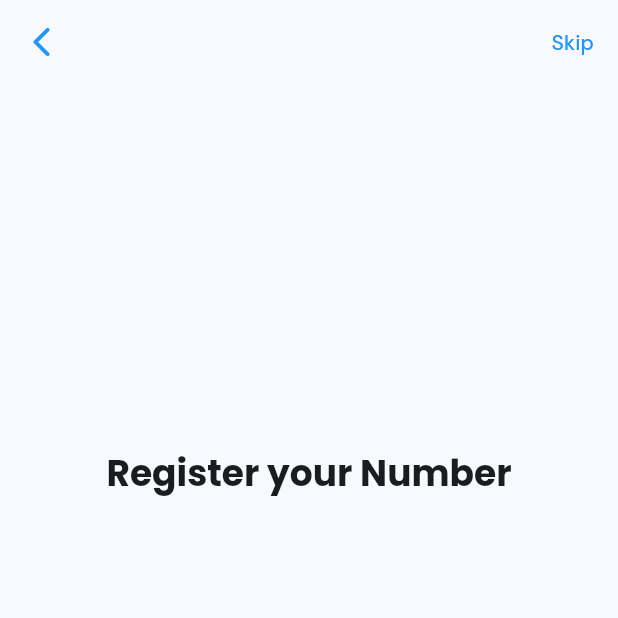
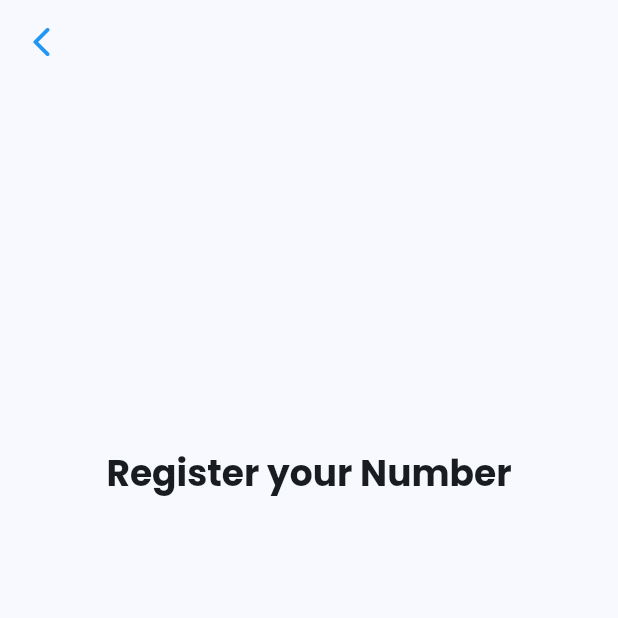
Before and after one commit to enbernaldez/athomeconvenience, a Flutter app: the screen it shows after launch, after a tap on "REGISTER", on a phone screen of 412 x 824 dp, the top half of it. Run offline on Flutter 3.47's test engine with Material 2 defaults, Android fonts, the phone set to English and light mode, and no system bars; drawn by our look-alikes of auto_size_text; our stand-ins replace cloud_firestore, convex_bottom_bar, country_picker, email_validator, firebase_auth, firebase_core and 9 more; accounts and stored records are empty.

Commit message:
removed skips

```diff
--- a/lib/landing_page.dart
+++ b/lib/landing_page.dart
@@ -12,24 +12,6 @@ class LandingPage extends StatelessWidget {
     return Scaffold(
       appBar: AppBar(
         automaticallyImplyLeading: false,
-        actions: [
-          GestureDetector(
-            onTap: () {
-              Navigator.of(context).push(
-                MaterialPageRoute(builder: (BuildContext context) {
-                  return const Navigation();
-                }),
-              );
-            },
-            child: Padding(
-              padding: const EdgeInsets.all(16.0),
-              child: Text(
-                'Skip',
-                style: Theme.of(context).textTheme.labelLarge!,
-              ),
-            ),
-          ),
-        ],
       ),
       body: Center(
         child: FractionallySizedBox(
--- a/lib/login_page.dart
+++ b/lib/login_page.dart
@@ -72,28 +72,6 @@ class _LogInPageState extends State<LogInPage> {
     return Scaffold(
       appBar: AppBar(
         leading: const BackArrow(),
-        //temporary solution
-        actions: [
-          Visibility(
-            visible: widget.isRegister,
-            child: GestureDetector(
-              onTap: () {
-                Navigator.of(context).push(
-                  MaterialPageRoute(builder: (BuildContext context) {
-                    return const RegistrationPage();
-                  }),
-                );
-              },
-              child: Padding(
-                padding: const EdgeInsets.all(16.0),
-                child: Text(
-                  'Skip',
-                  style: Theme.of(context).textTheme.labelLarge!,
-                ),
-              ),
-            ),
-          ),
-        ],
       ),
       body: Center(
         child: FractionallySizedBox(
```
